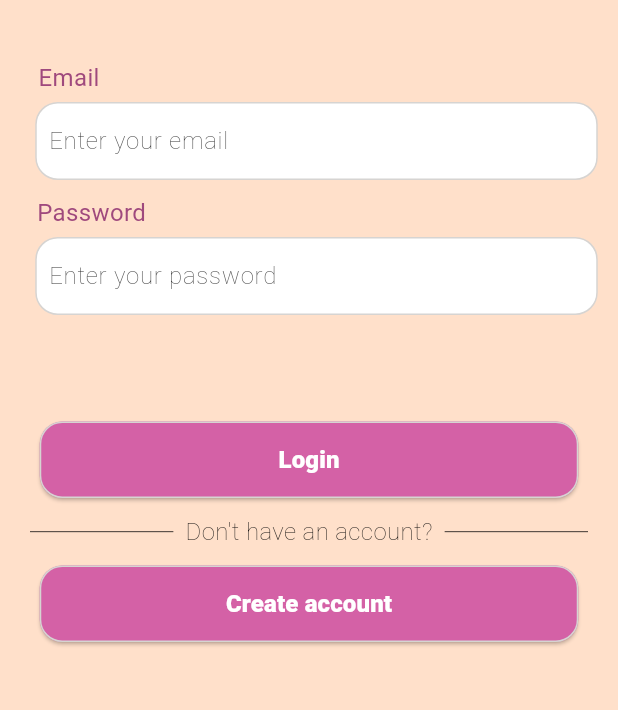
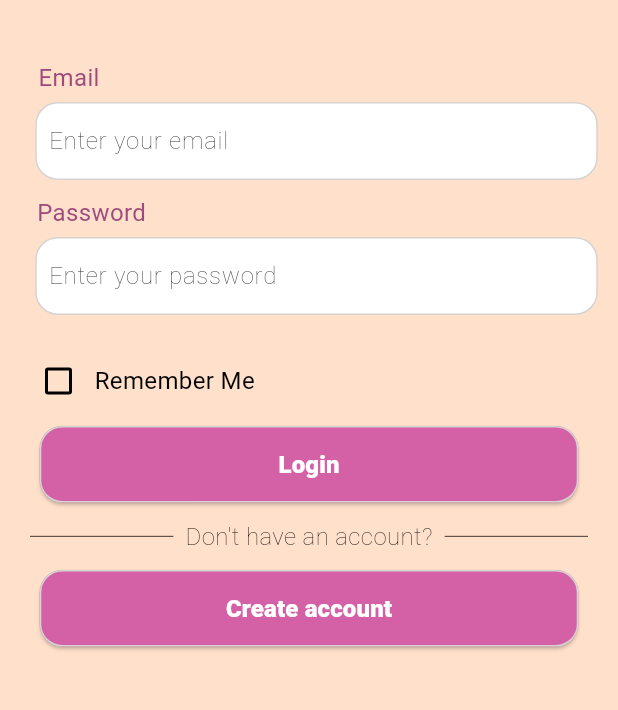
Before and after one commit to mayasaltzman/FNGR, a Flutter app: the screen it shows after launch, on a phone screen of 412 x 824 dp, the part 408-1118 px from its top. Run offline on Flutter 3.47's test engine with Material 3 defaults, Android fonts, the phone set to English and light mode, and no system bars; our stand-ins replace auto_size_text, cloud_firestore, firebase_auth, firebase_core, geocoding, geolocator and 2 more; missing offline and left inert: flutter_chat_core, flutter_chat_ui; accounts and stored records are empty; Roboto replaces fonts that are missing (Gilroy-bold).

Commit message:
add rmr me checkbox

```diff
--- a/lib/pages/auth/login_page.dart
+++ b/lib/pages/auth/login_page.dart
@@ -57,6 +57,7 @@ class _LoginState extends State<LoginPage> {
   final TextEditingController _emailController = TextEditingController();
   final TextEditingController _passwordController  = TextEditingController();
   bool isLoading = false;
+  bool rememberMe = false;
 
   Future<void> _signIn() async {
      if (_emailController.text.isEmpty || _passwordController.text.isEmpty) {
@@ -168,7 +169,30 @@ class _LoginState extends State<LoginPage> {
               ),
 
               Padding(
-                padding: const EdgeInsets.only(top: 70),
+                padding: const EdgeInsets.only(top: 20, left: 15),
+                child: Row(
+                  children: [
+                    Checkbox(
+                      value: rememberMe,
+                      onChanged: (bool? value) {
+                        setState(() {
+                          rememberMe = value ?? false;
+                        });
+                      },
+                      activeColor: const Color(0xFFD461A6),
+                      checkColor: Colors.white,
+                    ),
+                    const Text(
+                      "Remember Me",
+                      style: TextStyle(fontSize: 16),
+                    ),
+                  ],
+                ),
+              ),
+
+
+              Padding(
+                padding: const EdgeInsets.only(top: 5),
                 child: Container(
                   padding: ProfileStyles.boxPadding,
                   width: ProfileStyles.containerWidth,
```
